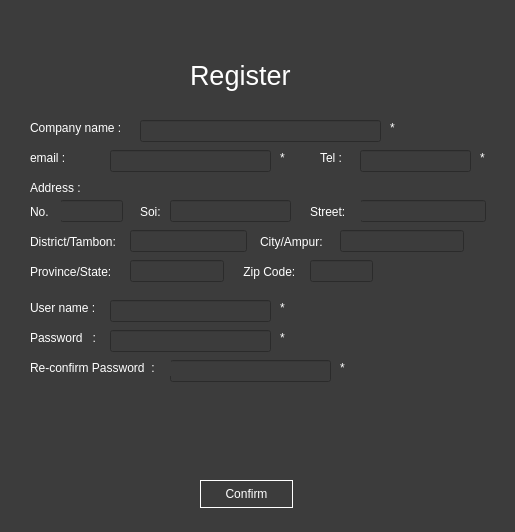
Above: ui_form/Company_Registeration.ui from Sirawap/PathFinder-Project before the change. Below: the same form after it.
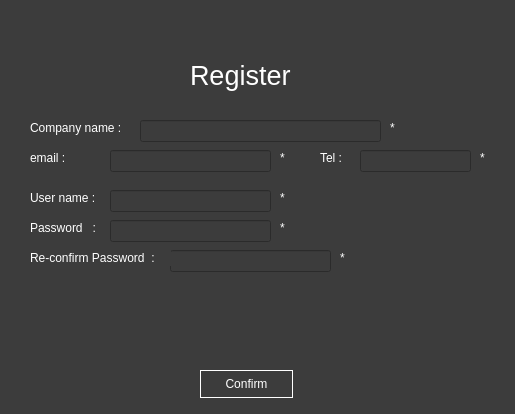
That is the form after the change.

What changed in the file:
```diff
--- a/ui_form/Company_Registeration.ui
+++ b/ui_form/Company_Registeration.ui
@@ -7,7 +7,7 @@
     <x>0</x>
     <y>0</y>
     <width>515</width>
-    <height>532</height>
+    <height>414</height>
    </rect>
   </property>
   <property name="windowTitle">
@@ -35,7 +35,7 @@
    <property name="geometry">
     <rect>
      <x>280</x>
-     <y>300</y>
+     <y>190</y>
      <width>16</width>
      <height>16</height>
     </rect>
@@ -57,24 +57,11 @@
     <string/>
    </property>
   </widget>
-  <widget class="QLabel" name="label_2">
-   <property name="geometry">
-    <rect>
-     <x>30</x>
-     <y>180</y>
-     <width>71</width>
-     <height>16</height>
-    </rect>
-   </property>
-   <property name="text">
-    <string>Address :</string>
-   </property>
-  </widget>
   <widget class="QLineEdit" name="register_password">
    <property name="geometry">
     <rect>
      <x>110</x>
-     <y>330</y>
+     <y>220</y>
      <width>161</width>
      <height>22</height>
     </rect>
@@ -94,7 +81,7 @@
    <property name="geometry">
     <rect>
      <x>170</x>
-     <y>360</y>
+     <y>250</y>
      <width>161</width>
      <height>22</height>
     </rect>
@@ -127,7 +114,7 @@
    <property name="geometry">
     <rect>
      <x>200</x>
-     <y>480</y>
+     <y>370</y>
      <width>93</width>
      <height>28</height>
     </rect>
@@ -166,7 +153,7 @@
    <property name="geometry">
     <rect>
      <x>30</x>
-     <y>300</y>
+     <y>190</y>
      <width>81</width>
      <height>16</height>
     </rect>
@@ -179,7 +166,7 @@
    <property name="geometry">
     <rect>
      <x>340</x>
-     <y>360</y>
+     <y>250</y>
      <width>16</width>
      <height>16</height>
     </rect>
@@ -223,7 +210,7 @@
    <property name="geometry">
     <rect>
      <x>30</x>
-     <y>330</y>
+     <y>220</y>
      <width>71</width>
      <height>16</height>
     </rect>
@@ -236,7 +223,7 @@
    <property name="geometry">
     <rect>
      <x>110</x>
-     <y>300</y>
+     <y>190</y>
      <width>161</width>
      <height>22</height>
     </rect>
@@ -246,7 +233,7 @@
    <property name="geometry">
     <rect>
      <x>280</x>
-     <y>330</y>
+     <y>220</y>
      <width>16</width>
      <height>16</height>
     </rect>
@@ -259,7 +246,7 @@
    <property name="geometry">
     <rect>
      <x>30</x>
-     <y>360</y>
+     <y>250</y>
      <width>141</width>
      <height>16</height>
     </rect>
@@ -298,7 +285,7 @@
    <property name="geometry">
     <rect>
      <x>70</x>
-     <y>410</y>
+     <y>300</y>
      <width>351</width>
      <height>51</height>
     </rect>
@@ -307,173 +294,6 @@
     <string/>
    </property>
   </widget>
-  <widget class="QLabel" name="label_16">
-   <property name="geometry">
-    <rect>
-     <x>240</x>
-     <y>260</y>
-     <width>61</width>
-     <height>24</height>
-    </rect>
-   </property>
-   <property name="text">
-    <string> Zip Code:</string>
-   </property>
-  </widget>
-  <widget class="QLabel" name="label_13">
-   <property name="geometry">
-    <rect>
-     <x>260</x>
-     <y>230</y>
-     <width>71</width>
-     <height>24</height>
-    </rect>
-   </property>
-   <property name="text">
-    <string>City/Ampur:</string>
-   </property>
-  </widget>
-  <widget class="QLineEdit" name="lineEdit_zip">
-   <property name="geometry">
-    <rect>
-     <x>310</x>
-     <y>260</y>
-     <width>63</width>
-     <height>22</height>
-    </rect>
-   </property>
-  </widget>
-  <widget class="QLineEdit" name="lineEdit_city">
-   <property name="geometry">
-    <rect>
-     <x>340</x>
-     <y>230</y>
-     <width>124</width>
-     <height>22</height>
-    </rect>
-   </property>
-   <property name="text">
-    <string/>
-   </property>
-  </widget>
-  <widget class="QLabel" name="label_14">
-   <property name="geometry">
-    <rect>
-     <x>30</x>
-     <y>260</y>
-     <width>91</width>
-     <height>24</height>
-    </rect>
-   </property>
-   <property name="text">
-    <string>Province/State:</string>
-   </property>
-  </widget>
-  <widget class="QLineEdit" name="lineEdit_houseNo">
-   <property name="geometry">
-    <rect>
-     <x>60</x>
-     <y>200</y>
-     <width>63</width>
-     <height>22</height>
-    </rect>
-   </property>
-  </widget>
-  <widget class="QLineEdit" name="lineEdit_street">
-   <property name="geometry">
-    <rect>
-     <x>360</x>
-     <y>200</y>
-     <width>126</width>
-     <height>22</height>
-    </rect>
-   </property>
-  </widget>
-  <widget class="QLabel" name="label_10">
-   <property name="geometry">
-    <rect>
-     <x>140</x>
-     <y>200</y>
-     <width>23</width>
-     <height>24</height>
-    </rect>
-   </property>
-   <property name="text">
-    <string>Soi:</string>
-   </property>
-  </widget>
-  <widget class="QLabel" name="label_12">
-   <property name="geometry">
-    <rect>
-     <x>30</x>
-     <y>230</y>
-     <width>101</width>
-     <height>24</height>
-    </rect>
-   </property>
-   <property name="text">
-    <string>District/Tambon:</string>
-   </property>
-  </widget>
-  <widget class="QLineEdit" name="lineEdit_district">
-   <property name="geometry">
-    <rect>
-     <x>130</x>
-     <y>230</y>
-     <width>117</width>
-     <height>22</height>
-    </rect>
-   </property>
-  </widget>
-  <widget class="QLineEdit" name="lineEdit_state">
-   <property name="geometry">
-    <rect>
-     <x>130</x>
-     <y>260</y>
-     <width>94</width>
-     <height>22</height>
-    </rect>
-   </property>
-   <property name="text">
-    <string/>
-   </property>
-  </widget>
-  <widget class="QLineEdit" name="lineEdit_soi">
-   <property name="geometry">
-    <rect>
-     <x>170</x>
-     <y>200</y>
-     <width>121</width>
-     <height>22</height>
-    </rect>
-   </property>
-  </widget>
-  <widget class="QLabel" name="label_8">
-   <property name="geometry">
-    <rect>
-     <x>30</x>
-     <y>200</y>
-     <width>31</width>
-     <height>24</height>
-    </rect>
-   </property>
-   <property name="text">
-    <string>No.</string>
-   </property>
-  </widget>
-  <widget class="QLabel" name="label_11">
-   <property name="geometry">
-    <rect>
-     <x>310</x>
-     <y>200</y>
-     <width>51</width>
-     <height>24</height>
-    </rect>
-   </property>
-   <property name="text">
-    <string>Street:</string>
-   </property>
-  </widget>
  </widget>
  <resources/>
  <connections/>
```
